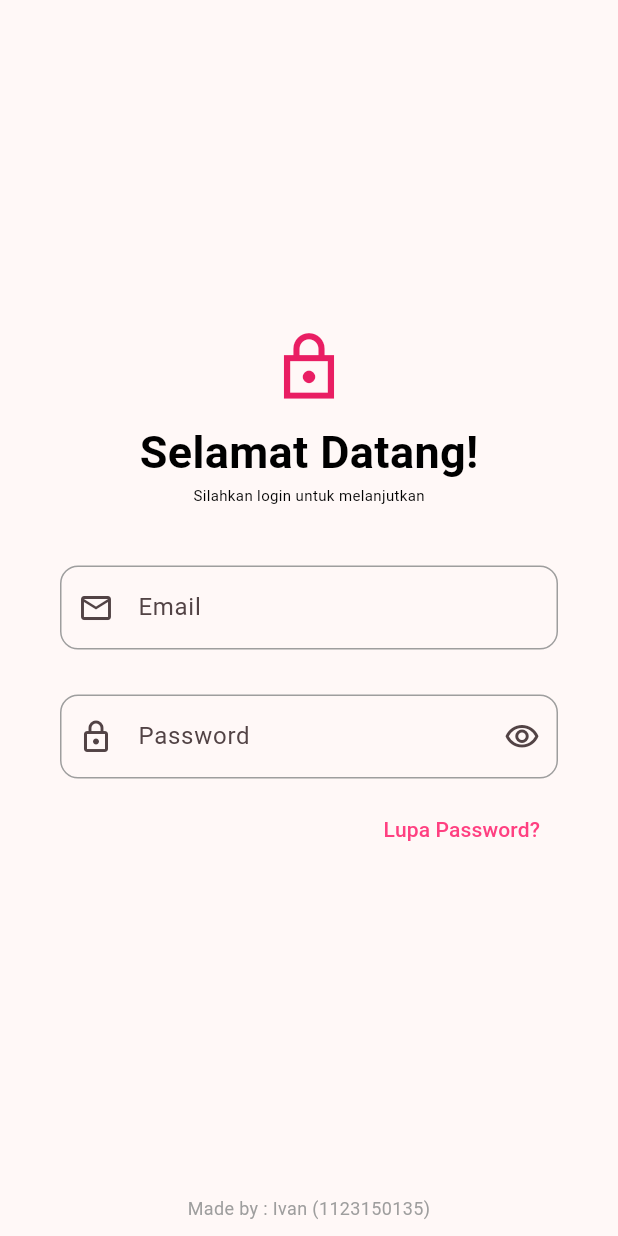
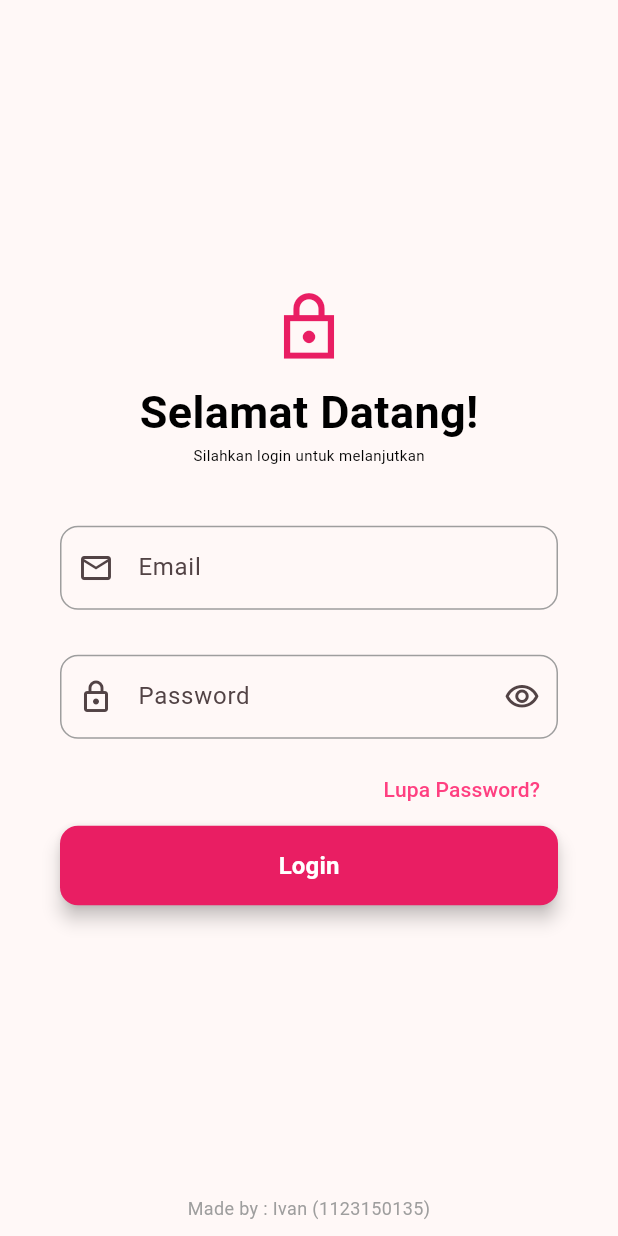
Before and after one commit to GUYwithPTSD/KB1179-1123150135-uts, a Flutter app: the screen it shows after launch, on a phone screen of 412 x 824 dp. Run offline on Flutter 3.47's test engine with Material 3 defaults, Android fonts, the phone set to English and light mode, and no system bars.

Commit message:
membuat button login pada login page

```diff
--- a/lib/login.dart
+++ b/lib/login.dart
@@ -97,6 +97,23 @@
                     ),
                   ),
                 ),
+                ElevatedButton(
+                  onPressed: () {},
+                  style: ElevatedButton.styleFrom(
+                    backgroundColor: Colors.pink,
+                    foregroundColor: Colors.white,
+                    padding: EdgeInsets.symmetric(vertical: 15.0),
+                    minimumSize: Size(double.infinity, 50),
+                    shape: RoundedRectangleBorder(
+                      borderRadius: BorderRadius.all(Radius.circular(12.0)),
+                    ),
+                    elevation: 5,
+                  ),
+                  child: Text(
+                    'Login',
+                    style: TextStyle(fontSize: 16, fontWeight: FontWeight.bold),
+                  ),
+                ),
               ],
             ),
           ),
```
Also changed, not shown: 1 other file.
